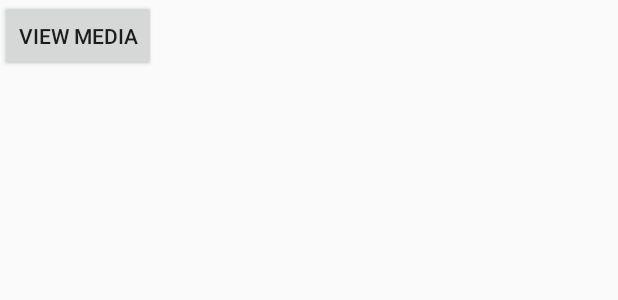
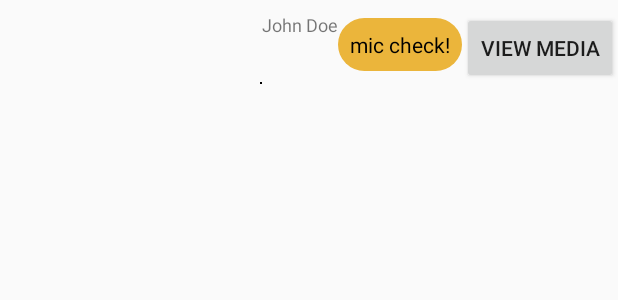
Before and after one commit to ursurares/privey, an Android app: the layout item_message.xml on its own in the app's theme, with its tools: preview values and no code run, on a phone screen of 412 x 824 dp. Shown: the top 300 px of the screen. Run offline under Robolectric (Android 15) with nearby library versions, the phone set to English and light mode, and no system bars.

Commit message:
fixed gservices

```diff
--- a/app/src/main/java/com/company/privey/Chat/MessageAdapter.java
+++ b/app/src/main/java/com/company/privey/Chat/MessageAdapter.java
@@ -1,6 +1,7 @@
 package com.company.privey.Chat;
 
 import android.support.annotation.NonNull;
+import android.support.constraint.ConstraintLayout;
 import android.support.v7.widget.RecyclerView;
 import android.view.LayoutInflater;
 import android.view.View;
@@ -64,7 +65,7 @@ public class MessageAdapter extends RecyclerView.Adapter<MessageAdapter.MessageV
         TextView    mMessage,
                     mSender;
         Button mViewMedia;
-        LinearLayout mLayout;
+        ConstraintLayout mLayout;
         MessageViewHolder(View view){
             super(view);
             mLayout = view.findViewById(R.id.layout);
--- a/app/src/main/res/layout/activity_chat.xml
+++ b/app/src/main/res/layout/activity_chat.xml
@@ -33,6 +33,8 @@
             <EditText
                 android:layout_weight="0.7"
                 android:layout_width="0dp"
+                android:textColorHint="#ffffff"
+                android:backgroundTint="#ffffff"
                 android:layout_height="wrap_content"
                 android:id="@+id/messageInput"
                 android:hint="Type your message"/>
--- a/app/src/main/res/layout/item_message.xml
+++ b/app/src/main/res/layout/item_message.xml
@@ -1,28 +1,80 @@
 <?xml version="1.0" encoding="utf-8"?>
-<LinearLayout xmlns:android="http://schemas.android.com/apk/res/android"
-    android:orientation="horizontal" android:layout_width="match_parent"
-    android:layout_height="match_parent">
-    <LinearLayout
+<!--<LinearLayout xmlns:android="http://schemas.android.com/apk/res/android"-->
+<!--    android:orientation="horizontal" android:layout_width="match_parent"-->
+<!--    android:layout_height="match_parent">-->
+<!--    <LinearLayout-->
+<!--        android:layout_width="wrap_content"-->
+<!--        android:layout_height="wrap_content"-->
+<!--        android:orientation="vertical">-->
+<!--        <TextView-->
+<!--            android:layout_width="wrap_content"-->
+<!--            android:layout_height="wrap_content"-->
+<!--            android:id="@+id/message"/>-->
+<!--        <TextView-->
+<!--            android:layout_width="wrap_content"-->
+<!--            android:layout_height="wrap_content"-->
+<!--            android:id="@+id/sender"/>-->
+<!--        <View-->
+<!--            android:layout_width="match_parent"-->
+<!--            android:layout_height="1dp"-->
+<!--            android:background="#000000"/>-->
+<!--    </LinearLayout>-->
+
+<!--    <Button-->
+<!--        android:id="@+id/viewMedia"-->
+<!--        android:layout_width="wrap_content"-->
+<!--        android:layout_height="wrap_content"-->
+<!--        android:text="view Media" />-->
+<!--</LinearLayout>-->
+
+<!--    <?xml version="1.0" encoding="utf-8"?>-->
+
+<android.support.constraint.ConstraintLayout xmlns:android="http://schemas.android.com/apk/res/android"
+xmlns:app="http://schemas.android.com/apk/res-auto"
+xmlns:tools="http://schemas.android.com/tools"
+android:id="@+id/layout"
+android:layout_width="match_parent"
+android:layout_height="wrap_content"
+android:paddingTop="8dp">
+
+<TextView
+    android:id="@+id/message"
     android:layout_width="wrap_content"
     android:layout_height="wrap_content"
-        android:orientation="vertical">
+    android:layout_marginTop="4dp"
+    android:background="@drawable/message_rectangle"
+    android:maxWidth="240dp"
+    android:padding="8dp"
+    android:text="mic check!"
+    android:textColor="#000000"
+    app:layout_constraintTop_toTopOf="parent"
+    app:layout_constraintEnd_toStartOf="@+id/viewMedia"/>
+
 <TextView
+    android:id="@+id/sender"
     android:layout_width="wrap_content"
     android:layout_height="wrap_content"
-            android:id="@+id/message"/>
-        <TextView
-            android:layout_width="wrap_content"
-            android:layout_height="wrap_content"
-            android:id="@+id/sender"/>
-        <View
-            android:layout_width="match_parent"
-            android:layout_height="1dp"
-            android:background="#000000"/>
-    </LinearLayout>
+    android:text="John Doe"
+    android:textSize="12sp"
+    app:layout_constraintEnd_toStartOf="@+id/message"
+    app:layout_constraintTop_toTopOf="parent" />
 
 <Button
     android:id="@+id/viewMedia"
     android:layout_width="wrap_content"
     android:layout_height="wrap_content"
-        android:text="view Media" />
-</LinearLayout>
+    android:text="view Media"
+    app:layout_constraintRight_toRightOf="parent"
+    app:layout_constraintTop_toTopOf="parent" />
+
+<View
+    android:id="@+id/view3"
+    android:layout_width="1dp"
+    android:layout_height="1dp"
+    app:layout_constraintBottom_toBottomOf="@+id/viewMedia"
+    app:layout_constraintEnd_toStartOf="@+id/sender"
+    android:background="#000000"
+    />
+
+
+</android.support.constraint.ConstraintLayout>
--- a/app/src/main/res/layout/item_user.xml
+++ b/app/src/main/res/layout/item_user.xml
@@ -15,6 +15,7 @@
         <TextView
             android:layout_width="match_parent"
             android:layout_height="wrap_content"
+            android:textColor="#ffffff"
             android:layout_marginEnd="8dp"
             android:maxWidth="240dp"
             android:padding="8dp"
@@ -23,6 +24,8 @@
         <TextView
             android:layout_width="match_parent"
             android:layout_height="wrap_content"
+
+            android:textColor="#ffffff"
             android:layout_marginEnd="8dp"
             android:maxWidth="240dp"
             android:padding="8dp"
@@ -32,6 +35,8 @@
         <CheckBox
             android:layout_width="wrap_content"
             android:layout_height="wrap_content"
+
+            android:buttonTint="#ffffff"
             android:layout_alignEnd="@+id/name"
             android:layout_centerInParent="true"
             android:id="@+id/add"/>
```
Also changed, not shown: app/src/main/java/com/company/privey/Activities/FindUserActivity.java (+25 -1 lines), app/src/main/res/layout/item_chat.xml (+24 -20 lines). Lines whose indentation alone changed are shown as unchanged.
